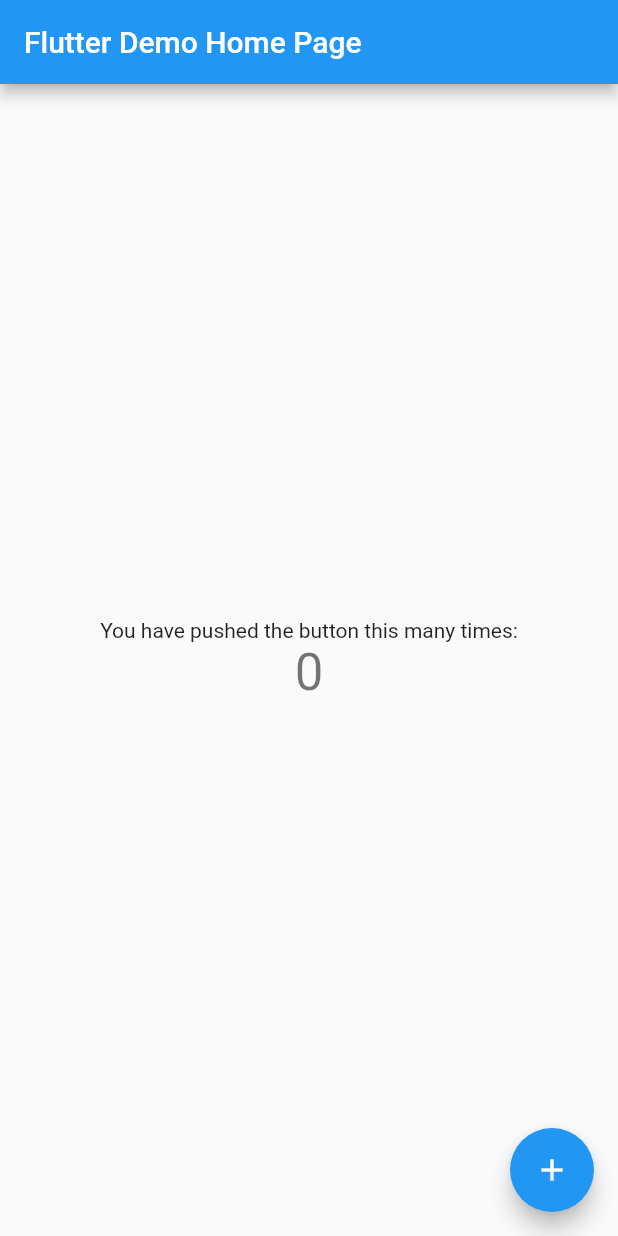
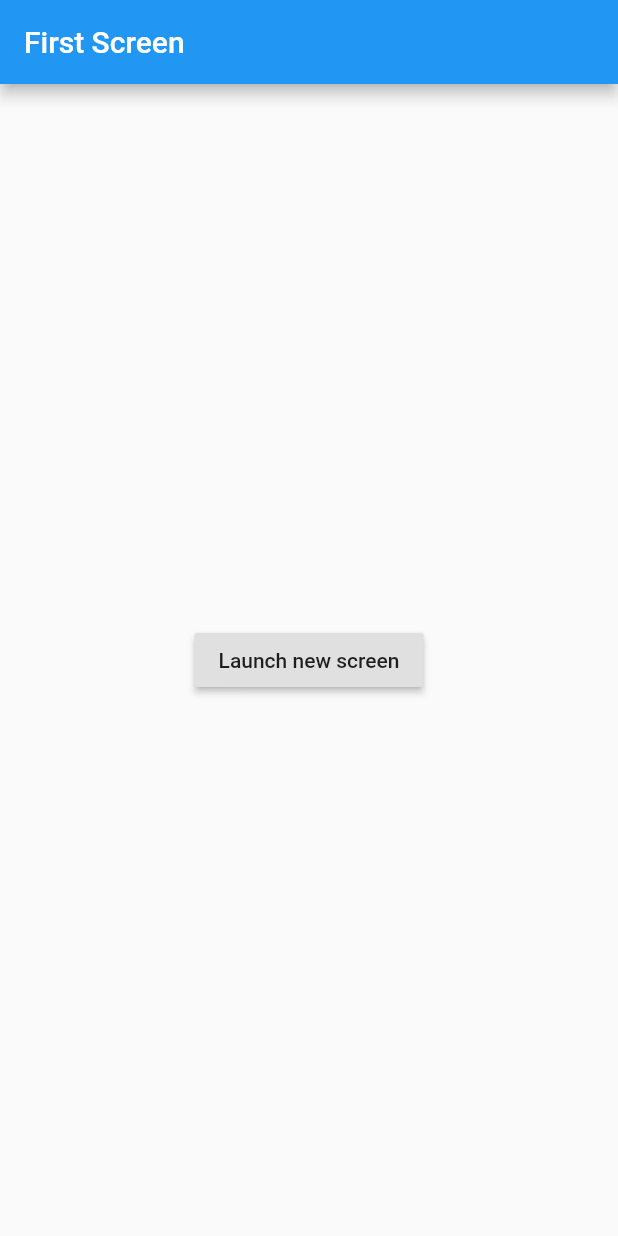
Before and after one commit to prettystony/yyy_flutter_demo, a Flutter app: the screen it shows after launch, on a phone screen of 412 x 824 dp. Run offline on Flutter 3.47's test engine with Material 2 defaults, Android fonts, the phone set to English and light mode, and no system bars.

Commit message:
feat：导航到新页面并返回

```diff
--- a/my_flutter_app/lib/main.dart
+++ b/my_flutter_app/lib/main.dart
@@ -1,112 +1,49 @@
-
 import 'package:flutter/material.dart';
 
-void main() => runApp(MyApp());
+void main() {
+  runApp(new MaterialApp(
+    title: 'Navigation Basics',
+    home: new FirstScreen(),
+  ));
+}
 
-class MyApp extends StatelessWidget {
-  // This widget is the root of your application.
+class FirstScreen extends StatelessWidget {
   @override
   Widget build(BuildContext context) {
-    return MaterialApp(
-      title: 'Flutter Demo',
-      theme: ThemeData(
-        // This is the theme of your application.
-        //
-        // Try running your application with "flutter run". You'll see the
-        // application has a blue toolbar. Then, without quitting the app, try
-        // changing the primarySwatch below to Colors.green and then invoke
-        // "hot reload" (press "r" in the console where you ran "flutter run",
-        // or simply save your changes to "hot reload" in a Flutter IDE).
-        // Notice that the counter didn't reset back to zero; the application
-        // is not restarted.
-        primarySwatch: Colors.blue,
+    return new Scaffold(
+      appBar: new AppBar(
+        title: new Text('First Screen'),
       ),
-      home: MyHomePage(title: 'Flutter Demo Home Page'),
+      body: new Center(
+        child: new RaisedButton(
+          child: new Text('Launch new screen'),
+          onPressed: () {
+            Navigator.push(
+              context,
+              new MaterialPageRoute(builder: (context) => new SecondScreen()),
+            );
+          },
+        ),
+      ),
     );
   }
 }
 
-class MyHomePage extends StatefulWidget {
-  MyHomePage({Key key, this.title}) : super(key: key);
-
-  // This widget is the home page of your application. It is stateful, meaning
-  // that it has a State object (defined below) that contains fields that affect
-  // how it looks.
-
-  // This class is the configuration for the state. It holds the values (in this
-  // case the title) provided by the parent (in this case the App widget) and
-  // used by the build method of the State. Fields in a Widget subclass are
-  // always marked "final".
-
-  final String title;
-
-  @override
-  _MyHomePageState createState() => _MyHomePageState();
-}
-
-class _MyHomePageState extends State<MyHomePage> {
-  int _counter = 0;
-
-  void _incrementCounter() {
-    setState(() {
-      // This call to setState tells the Flutter framework that something has
-      // changed in this State, which causes it to rerun the build method below
-      // so that the display can reflect the updated values. If we changed
-      // _counter without calling setState(), then the build method would not be
-      // called again, and so nothing would appear to happen.
-      _counter++;
-    });
-  }
-
+class SecondScreen extends StatelessWidget {
   @override
   Widget build(BuildContext context) {
-    // This method is rerun every time setState is called, for instance as done
-    // by the _incrementCounter method above.
-    //
-    // The Flutter framework has been optimized to make rerunning build methods
-    // fast, so that you can just rebuild anything that needs updating rather
-    // than having to individually change instances of widgets.
-    return Scaffold(
-      appBar: AppBar(
-        // Here we take the value from the MyHomePage object that was created by
-        // the App.build method, and use it to set our appbar title.
-        title: Text(widget.title),
+    return new Scaffold(
+      appBar: new AppBar(
+        title: new Text("Second Screen"),
       ),
-      body: Center(
-        // Center is a layout widget. It takes a single child and positions it
-        // in the middle of the parent.
-        child: Column(
-          // Column is also a layout widget. It takes a list of children and
-          // arranges them vertically. By default, it sizes itself to fit its
-          // children horizontally, and tries to be as tall as its parent.
-          //
-          // Invoke "debug painting" (press "p" in the console, choose the
-          // "Toggle Debug Paint" action from the Flutter Inspector in Android
-          // Studio, or the "Toggle Debug Paint" command in Visual Studio Code)
-          // to see the wireframe for each widget.
-          //
-          // Column has various properties to control how it sizes itself and
-          // how it positions its children. Here we use mainAxisAlignment to
-          // center the children vertically; the main axis here is the vertical
-          // axis because Columns are vertical (the cross axis would be
-          // horizontal).
-          mainAxisAlignment: MainAxisAlignment.center,
-          children: <Widget>[
-            Text(
-              'You have pushed the button this many times:',
-            ),
-            Text(
-              '$_counter',
-              style: Theme.of(context).textTheme.display1,
-            ),
-          ],
+      body: new Center(
+        child: new RaisedButton(
+          onPressed: () {
+            Navigator.pop(context);
+          },
+          child: new Text('Go back!'),
         ),
       ),
-      floatingActionButton: FloatingActionButton(
-        onPressed: _incrementCounter,
-        tooltip: 'Increment',
-        child: Icon(Icons.add),
-      ), // This trailing comma makes auto-formatting nicer for build methods.
     );
   }
 }
```
